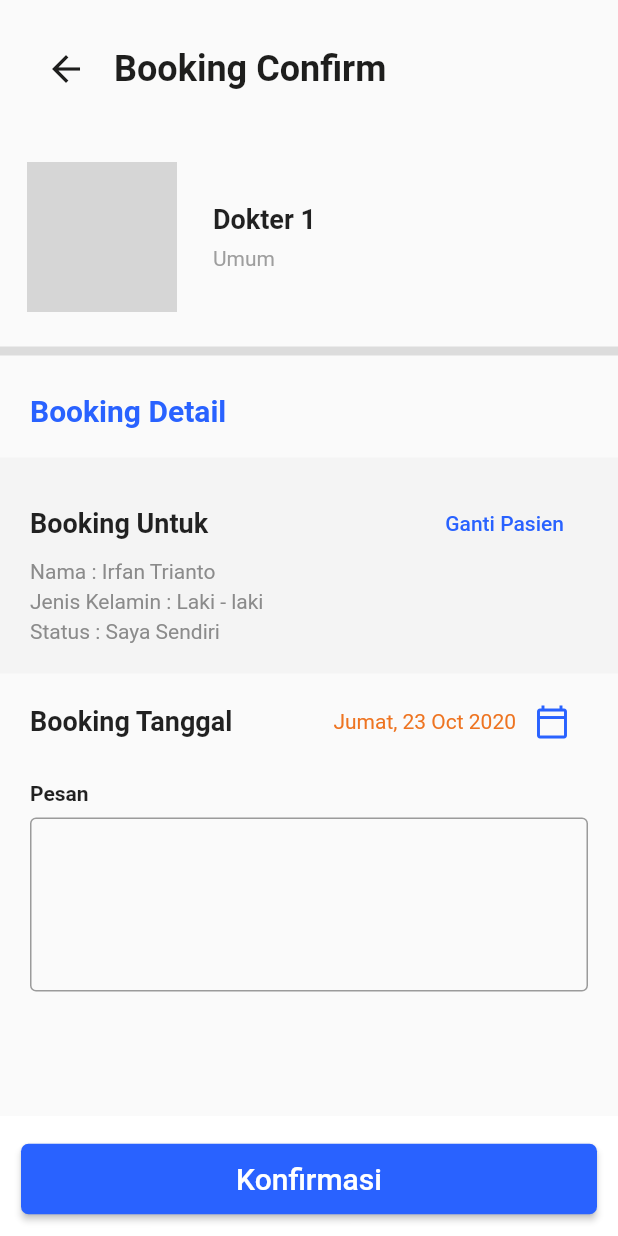
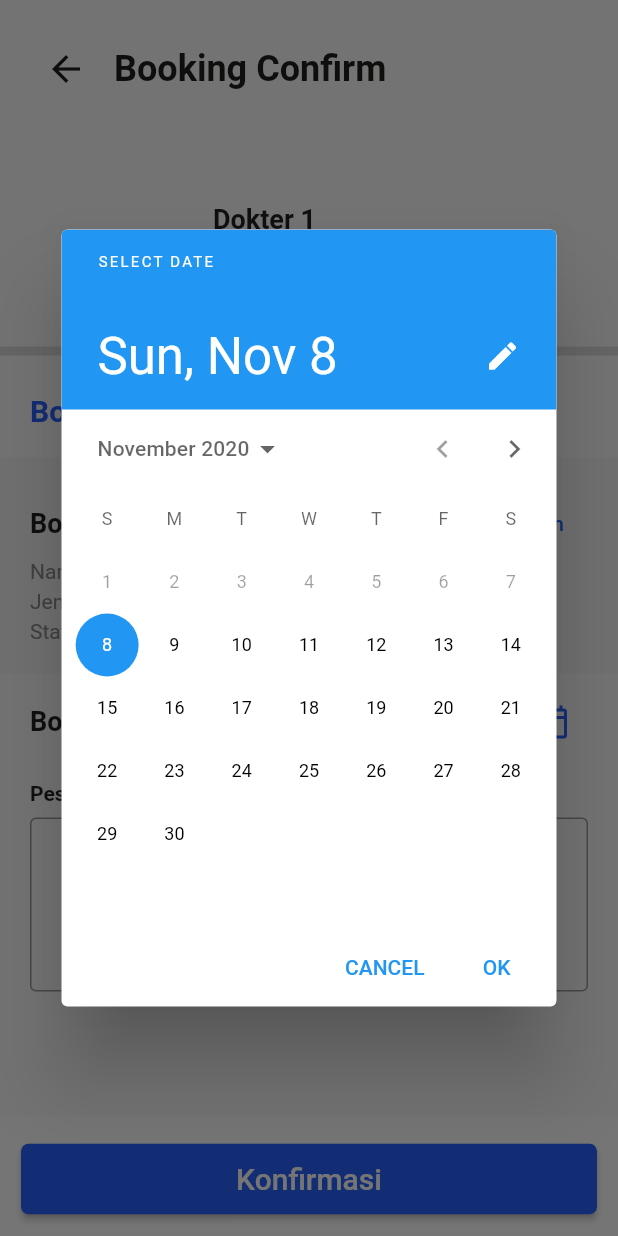
Before and after one commit to RafiIzzatulRizquFaris/healthish, a Flutter app: the DetailBooking screen opened directly, after a tap on the "calendar today" icon, on a phone screen of 412 x 824 dp. Run offline on Flutter 3.47's test engine with Material 2 defaults, Android fonts, the phone set to English and light mode, and no system bars; our stand-ins replace badges, carousel_slider, cloud_firestore, curved_navigation_bar, email_validator, google_maps_flutter and 3 more; accounts and stored records are empty; network calls fail; grey boxes are pictures that could not be loaded.

Commit message:
add date picker

```diff
--- a/lib/detail_screen/detail_booking.dart
+++ b/lib/detail_screen/detail_booking.dart
@@ -1,6 +1,7 @@
 import 'package:flutter/material.dart';
 import 'package:healthish/detail_screen/change_pasient/change_patient.dart';
 import 'package:healthish/detail_screen/booking_status.dart';
+import 'package:intl/intl.dart';
 
 import '../constants.dart';
 
@@ -12,6 +13,8 @@ class DetailBooking extends StatefulWidget {
 }
 
 class DetailBookingState extends State<DetailBooking> {
+  String _date = DateFormat('EEEE dd-MM-yyyy').format(DateTime.now());
+
   @override
   Widget build(BuildContext context) {
     return Scaffold(
@@ -170,7 +173,7 @@ class DetailBookingState extends State<DetailBooking> {
                         Row(
                           children: [
                             Text(
-                              "Jumat, 23 Oct 2020",
+                              _date,
                               style: TextStyle(color: Color(0xffEE7421)),
                             ),
                             IconButton(
@@ -178,7 +181,18 @@ class DetailBookingState extends State<DetailBooking> {
                                   Icons.calendar_today_outlined,
                                   color: Constants.blueColor,
                                 ),
-                                onPressed: () {})
+                                onPressed: () {
+                                  showDatePicker(
+                                          context: context,
+                                          initialDate: DateTime.now(),
+                                          firstDate: DateTime.now(),
+                                          lastDate: DateTime(2050))
+                                      .then((value) {
+                                    setState(() {
+                                      _date = DateFormat('EEEE dd-MM-yyyy').format(value);
+                                    });
+                                  });
+                                })
                           ],
                         )
                       ],
```
